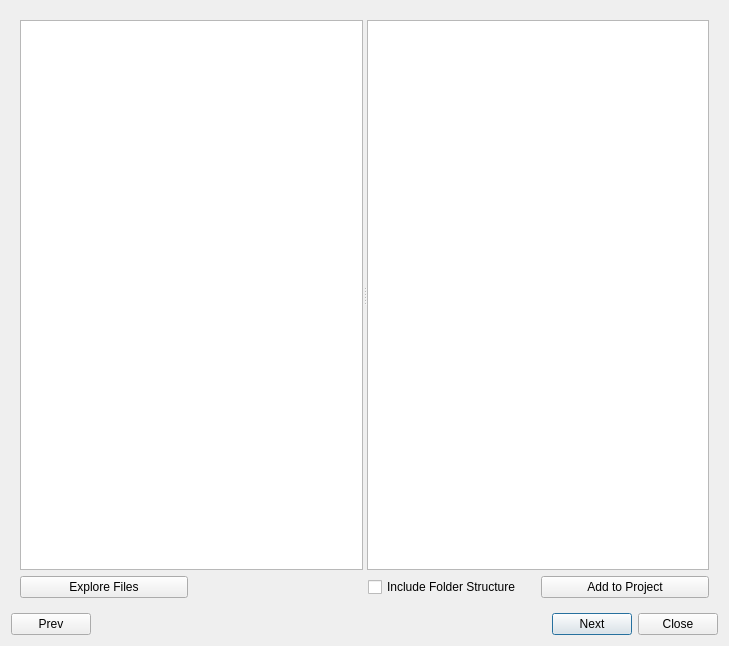
This is ui/qgreenland_download_dialog.ui in nsidc/qgreenland-plugin as Qt 5 draws it before an edit. The edited form follows.
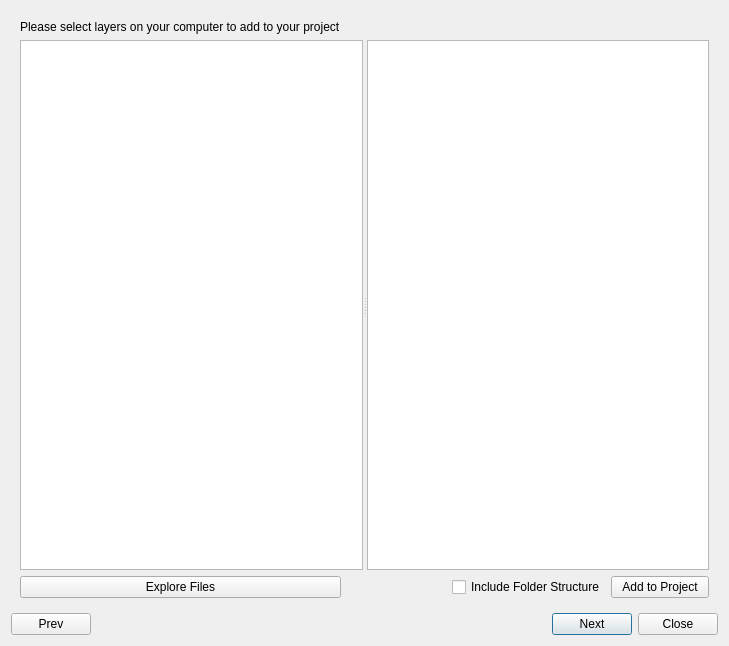
This is the edited form. The open tabs and pages were chosen to show the change.

The edit to the form file:
```diff
--- a/ui/qgreenland_download_dialog.ui
+++ b/ui/qgreenland_download_dialog.ui
@@ -182,14 +182,7 @@
      </widget>
      <widget class="QWidget" name="manage_data">
       <layout class="QGridLayout" name="gridLayout">
-       <item row="1" column="2">
-        <widget class="QCheckBox" name="checkBox">
-         <property name="text">
-          <string>Include Folder Structure</string>
-         </property>
-        </widget>
-       </item>
-       <item row="0" column="0" colspan="4">
+       <item row="1" column="0" colspan="4">
         <widget class="QSplitter" name="splitter_2">
          <property name="orientation">
           <enum>Qt::Horizontal</enum>
@@ -202,20 +195,40 @@
          <widget class="QTextBrowser" name="summary_text_manage"/>
         </widget>
        </item>
-       <item row="1" column="3">
-        <widget class="QPushButton" name="pushButton_2">
-         <property name="text">
-          <string>Add to Project</string>
-         </property>
-        </widget>
-       </item>
-       <item row="1" column="0">
-        <widget class="QPushButton" name="pushButton">
+       <item row="2" column="0">
+        <widget class="QPushButton" name="explore_files_button">
          <property name="text">
           <string>Explore Files</string>
          </property>
         </widget>
        </item>
+       <item row="2" column="2">
+        <widget class="QCheckBox" name="folder_structure_check">
+         <property name="text">
+          <string>Include Folder Structure</string>
+         </property>
+        </widget>
+       </item>
+       <item row="2" column="3">
+        <widget class="QPushButton" name="add_to_project_button">
+         <property name="text">
+          <string>Add to Project</string>
+         </property>
+        </widget>
+       </item>
+       <item row="0" column="0">
+        <widget class="QLabel" name="load_data_label">
+         <property name="sizePolicy">
+          <sizepolicy hsizetype="Preferred" vsizetype="Maximum">
+           <horstretch>0</horstretch>
+           <verstretch>0</verstretch>
+          </sizepolicy>
+         </property>
+         <property name="text">
+          <string>Please select layers on your computer to add to your project</string>
+         </property>
+        </widget>
+       </item>
       </layout>
      </widget>
     </widget>
```
